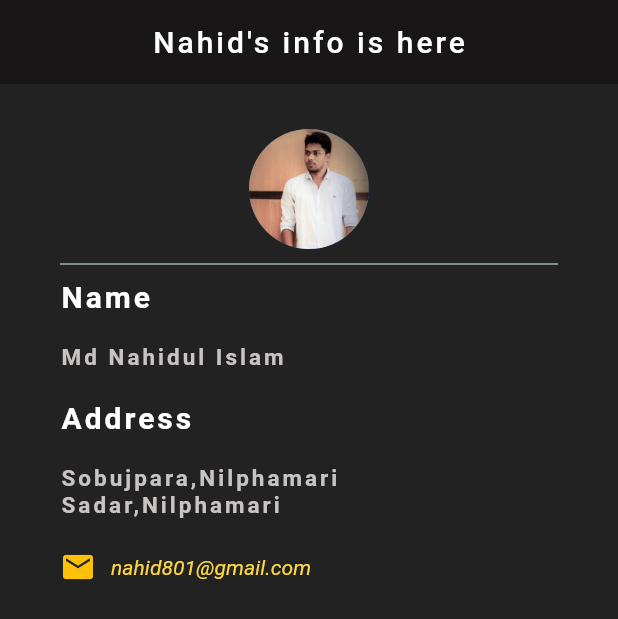
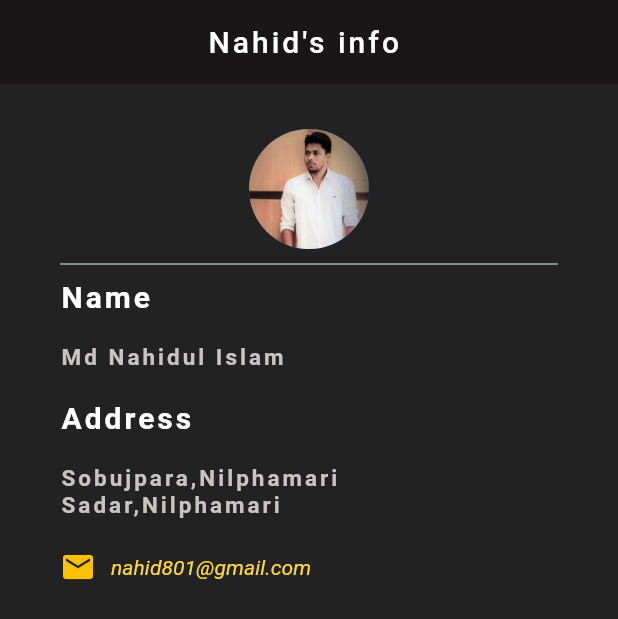
Before and after one commit to nahidbd11/flutter-beginerApp-myInfo, a Flutter app: the screen it shows after launch, on a phone screen of 412 x 824 dp. Shown: the top 619 px of the screen. Run offline on Flutter 3.47's test engine with Material 2 defaults, Android fonts, the phone set to English and light mode, and no system bars.

Commit message:
changed on title bar

```diff
--- a/lib/main.dart
+++ b/lib/main.dart
@@ -16,7 +16,7 @@ class MyInfoApp extends StatelessWidget {
       backgroundColor: Colors.black87,
       appBar: AppBar(
         title: const Text(
-          "Nahid's info is here",
+          "Nahid's info ",
           style: TextStyle(
             letterSpacing: 2,
           ),
```
